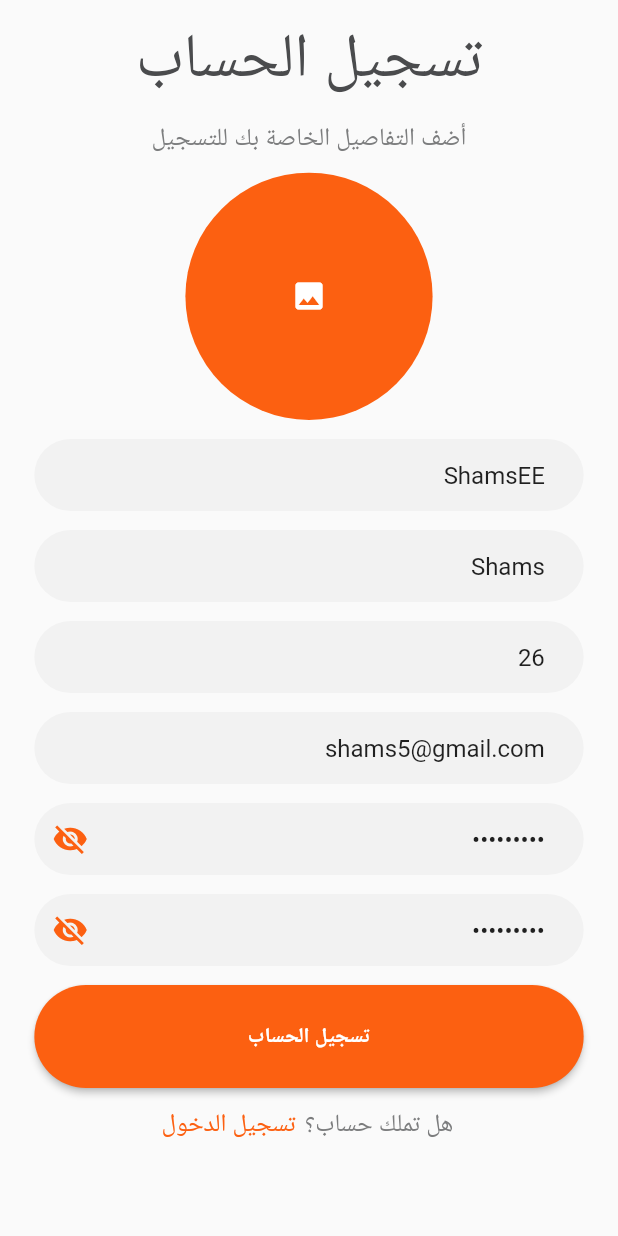
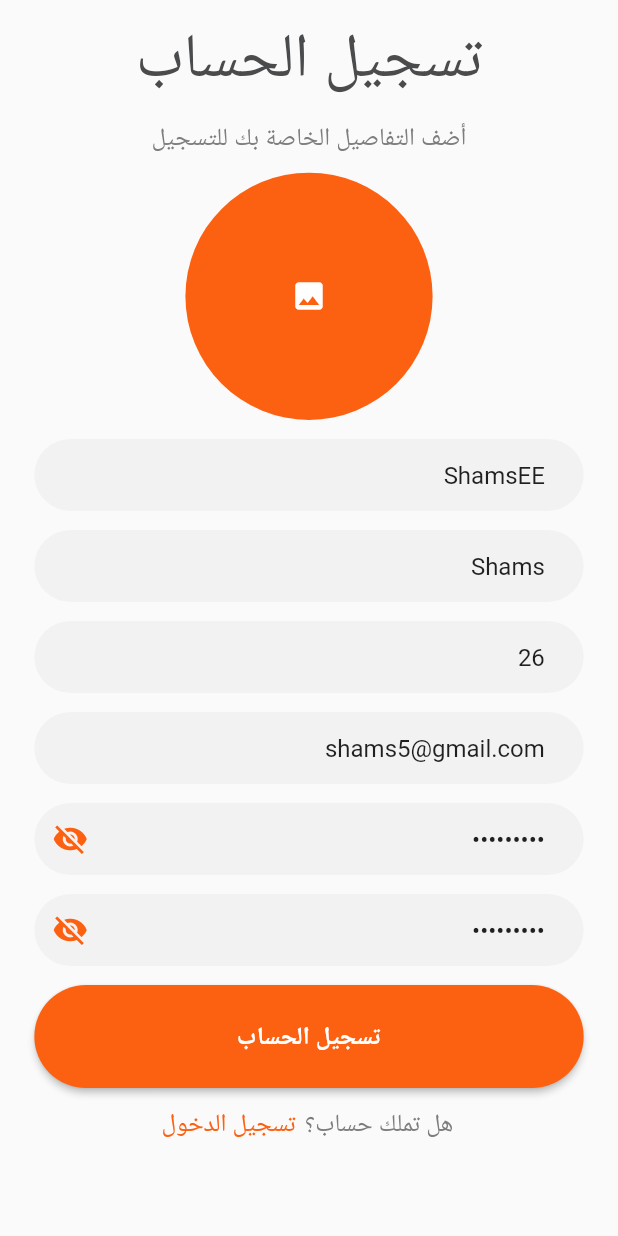
Before and after one commit to ShamsEE96/meal_monkey, a Flutter app: the SignupView screen opened directly, on a phone screen of 412 x 824 dp. Run offline on Flutter 3.47's test engine with Material 2 defaults, Android fonts, the phone set to English and light mode, and no system bars; our stand-ins replace bot_toast, cached_network_image, dartz, dots_indicator, file_picker, flutter_spinkit and 5 more; accounts and stored records are empty; network calls fail; project files that could hold a hidden picture were left out.

Commit message:
Added more parameters to CustomButton Changed the size from Fixed Size to wrap with SizedBox

```diff
--- a/lib/ui/shared/custom_widgets/custom_button.dart
+++ b/lib/ui/shared/custom_widgets/custom_button.dart
@@ -1,6 +1,7 @@
 import 'package:flutter/material.dart';
 import 'package:flutter_svg/flutter_svg.dart';
 import 'package:meal_monkey/ui/shared/colors.dart';
+import 'package:meal_monkey/ui/shared/custom_widgets/custom_text.dart';
 import 'package:meal_monkey/ui/shared/extensions/custom_sized_box_shared.dart';
 import 'package:meal_monkey/ui/shared/utils.dart';
 
@@ -12,39 +13,56 @@ class CustomButton extends StatelessWidget {
     this.backgroundColor,
     this.borderColor,
     required this.onPressed,
-    this.ImageName,
+    this.imageName,
     this.width,
     this.height,
+    this.imageColor,
+    this.imageWidth,
+    this.imageHeight,
+    this.fontWeight,
+    this.fontSize,
   });
 
   final String? text;
-  final String? ImageName;
+  final String? imageName;
+  final Color? imageColor;
   final Color? borderColor;
   final Color? textColor;
   final Color? backgroundColor;
   final Function? onPressed;
   final double? width;
   final double? height;
+  final double? imageWidth;
+  final double? imageHeight;
+  final double? fontSize;
+  final FontWeight? fontWeight;
 
   @override
   Widget build(BuildContext context) {
-    return ElevatedButton(
+    return SizedBox(
+      width: width ?? screenWidth(1.1),
+      height: height ?? screenHeight(12),
+      child: ElevatedButton(
         onPressed: () {
           if (onPressed != null) onPressed!();
         },
         child: Row(
           mainAxisAlignment: MainAxisAlignment.center,
           children: [
-          if (ImageName != null) ...[
-            SvgPicture.asset('assets/images/$ImageName.svg'),
+            if (imageName != null) ...[
+              SvgPicture.asset(
+                'assets/images/$imageName.svg',
+                color: imageColor,
+                width: imageWidth,
+                height: imageHeight,
+              ),
               (screenWidth(20)).pw,
             ],
-          Text(
-            text ?? "",
-            style: TextStyle(
-              color: textColor,
-              fontWeight: FontWeight.bold,
-            ),
+            CustomText(
+              text: text ?? "",
+              textColor: textColor,
+              fontWeight: fontWeight ?? FontWeight.bold,
+              fontSize: fontSize ?? screenWidth(25),
             ),
           ],
         ),
@@ -57,9 +75,10 @@ class CustomButton extends StatelessWidget {
               : null,
           backgroundColor: backgroundColor ?? AppColors.mainOrangeColor,
           shape: StadiumBorder(),
-        fixedSize: Size(
-          width ?? screenWidth(1.1),
-          height ?? screenHeight(12),
+          // fixedSize: Size(
+          //   width ?? screenWidth(1.1),
+          //   height ?? screenHeight(12),
+          // ),
         ),
       ),
     );
```
Lines whose indentation alone changed are shown as unchanged.
